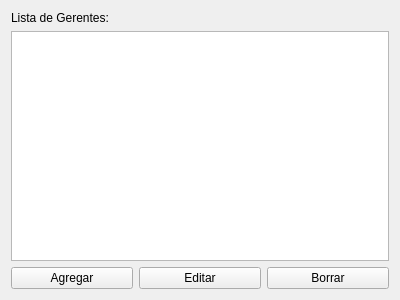
Before: the Qt Designer form ui/managers.ui in Matiti061/TecnoPC, drawn with Qt 5.
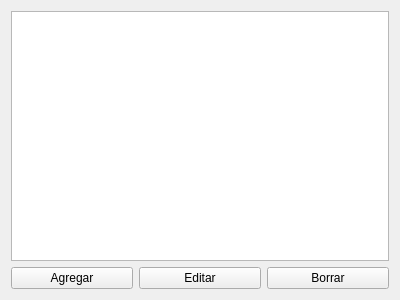
After: the same form once the commit is applied.

Diff of the .ui file:
```diff
--- a/ui/managers.ui
+++ b/ui/managers.ui
@@ -18,9 +18,6 @@
     <layout class="QHBoxLayout" name="horizontalLayout"/>
    </item>
    <item row="2" column="0">
-    <widget class="QTableWidget" name="table_widget"/>
-   </item>
-   <item row="3" column="0">
     <layout class="QHBoxLayout" name="horizontalLayout_2">
      <item>
       <widget class="QPushButton" name="create_button">
@@ -46,11 +43,10 @@
     </layout>
    </item>
    <item row="1" column="0">
-    <widget class="QLabel" name="label">
-     <property name="text">
-      <string>Lista de Gerentes: </string>
-     </property>
-    </widget>
+    <widget class="QTableWidget" name="table_widget"/>
+   </item>
+   <item row="0" column="0">
+    <layout class="QHBoxLayout" name="horizontalLayout"/>
    </item>
   </layout>
  </widget>
```
Left out of the diff: 3 changed lines with no effect on the pictures.
